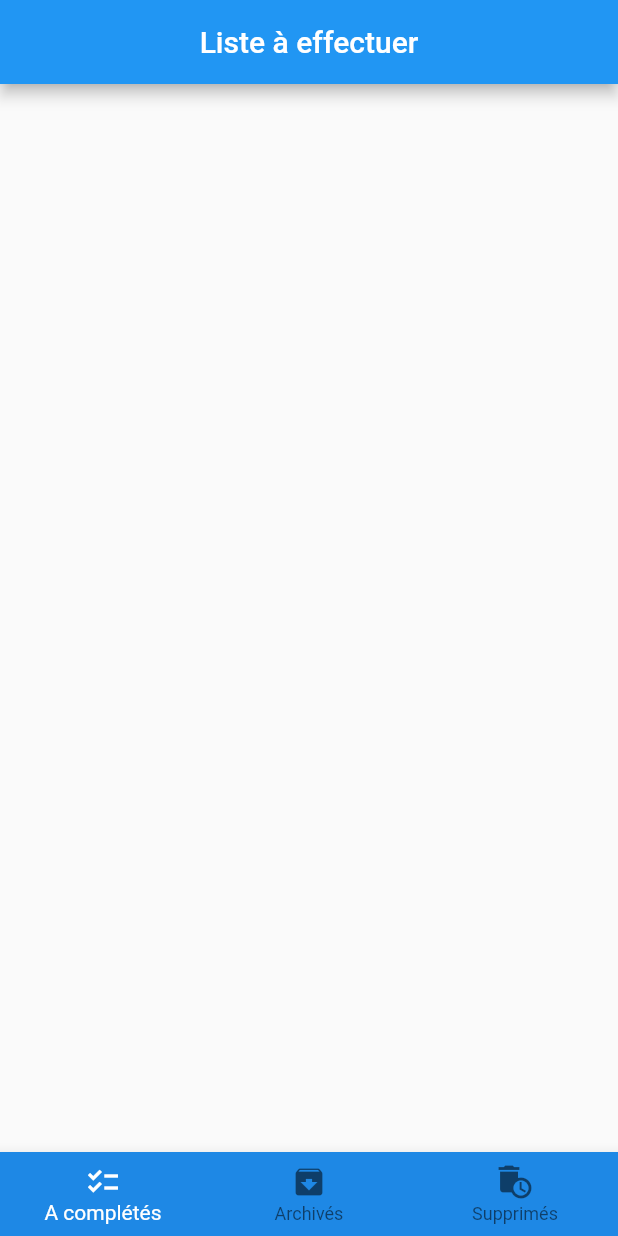
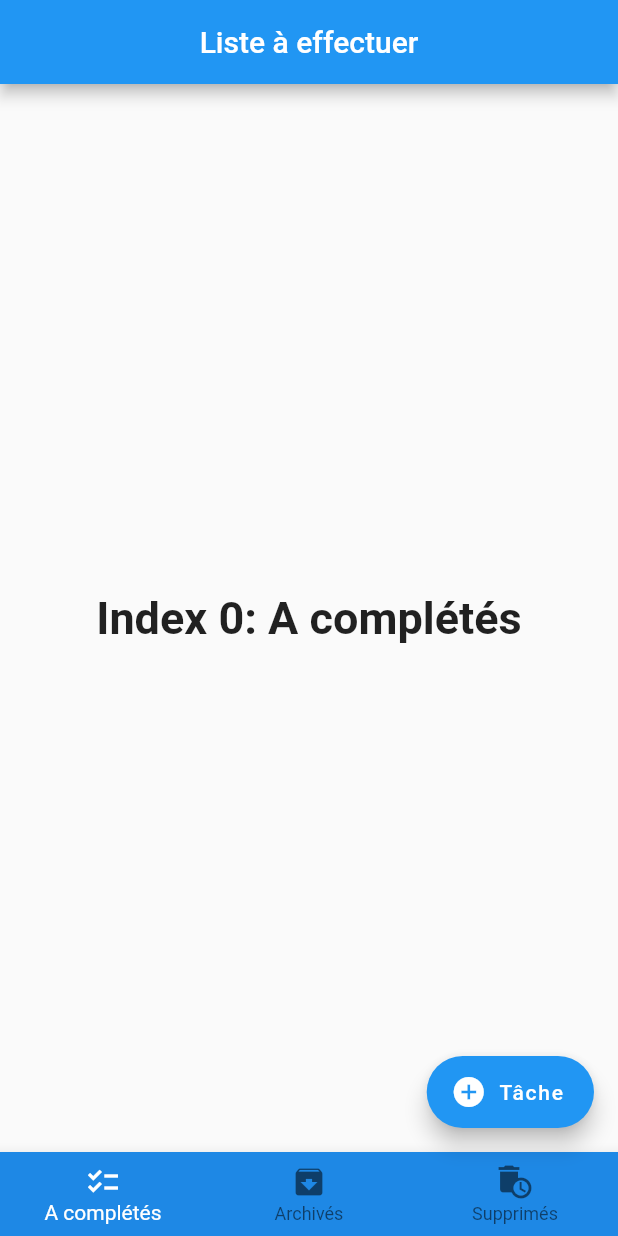
Before and after one commit to JeremyBarre/TODOpelle, a Flutter app: the screen it shows after launch, on a phone screen of 412 x 824 dp. Run offline on Flutter 3.47's test engine with Material 2 defaults, Android fonts, the phone set to English and light mode, and no system bars.

Commit message:
boutton add

```diff
--- a/flutter_application_1/lib/screen/affichage.dart
+++ b/flutter_application_1/lib/screen/affichage.dart
@@ -17,6 +17,14 @@ class _NavigationState extends State<Affichage> {
       'Index 0: A complétés',
       style: optionStyle,
     ),
+    Text(
+      'Index 1: Busness',
+      style: optionStyle,
+    ),
+    Text(
+      'Index 2: School',
+      style: optionStyle,
+    ),
   ];
 
   void _onItemTapped(int index) {
@@ -34,8 +42,11 @@ class _NavigationState extends State<Affichage> {
           child: Text("Liste à effectuer"),
         ),
       ),
+      body: Center(
+        child: _widgetOptions.elementAt(_selectedIndex),
+      ),
       bottomNavigationBar: BottomNavigationBar(
-        items: const <BottomNavigationBarItem>[
+        items: <BottomNavigationBarItem>[
           BottomNavigationBarItem(
             icon: Icon(Icons.checklist),
             label: 'A complétés',
@@ -57,6 +68,11 @@ class _NavigationState extends State<Affichage> {
         backgroundColor: Colors.blue[600],
         onTap: _onItemTapped,
       ),
+      floatingActionButton: FloatingActionButton.extended(
+        onPressed: () {},
+        icon: const Icon(Icons.add_circle),
+        label: const Text("Tâche"),
+      ),
     );
   }
 }
```
